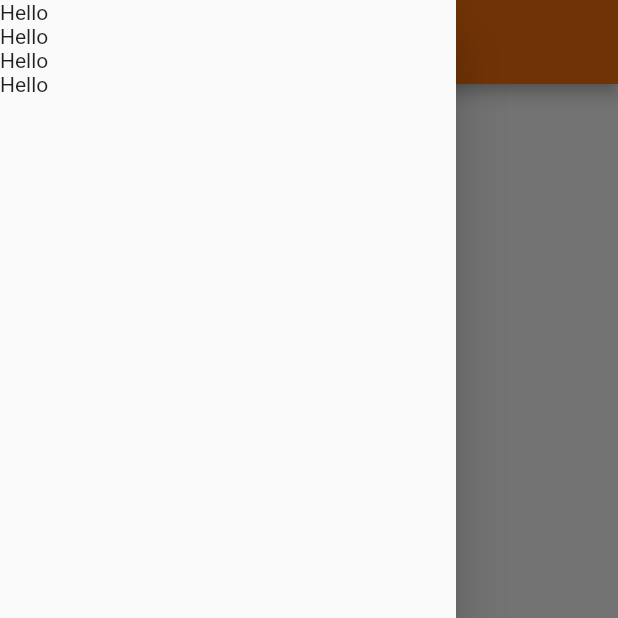
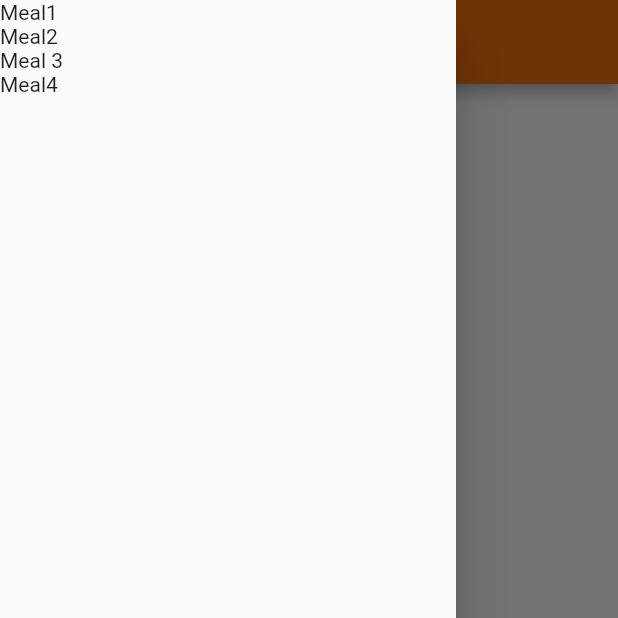
Before and after one commit to musabagab/Delicious-Food-ordering-app, a Flutter app: the HomeView screen opened directly, with the side drawer open, on a phone screen of 412 x 824 dp, the top half of it. Run offline on Flutter 3.47's test engine with Material 2 defaults, Android fonts, the phone set to English and light mode, and no system bars; our stand-ins replace cloud_firestore, firebase_auth, flutter_custom_clippers, get_it, rflutter_alert; accounts and stored records are empty.

```diff
--- a/lib/ui/views/home_view.dart
+++ b/lib/ui/views/home_view.dart
@@ -15,10 +15,10 @@ class HomeView extends StatelessWidget {
         drawer: Drawer(
           child: ListView(
             children: <Widget>[
-              Text('Hello'),
-              Text('Hello'),
-              Text('Hello'),
-              Text('Hello'),
+              Text('Meal1'),
+              Text('Meal2'),
+              Text('Meal 3'),
+              Text('Meal4'),
             ],
           ),
         ),
```
